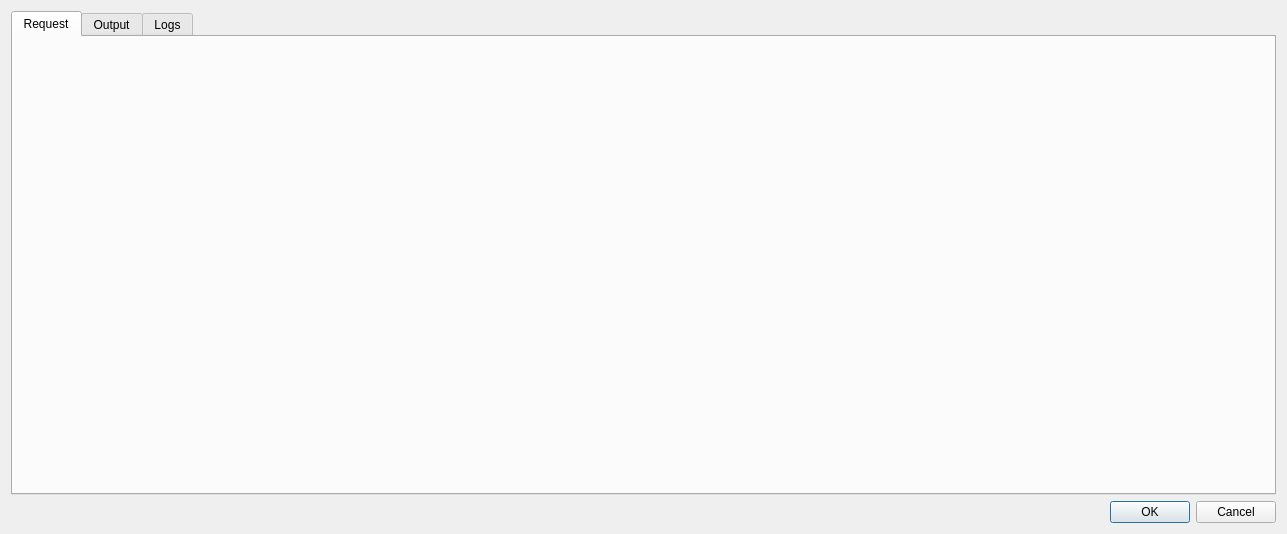
jensvogt/awsmock-qt-ui, file src/modules/lambda/LambdaLogsDialog.ui: the form before one commit.
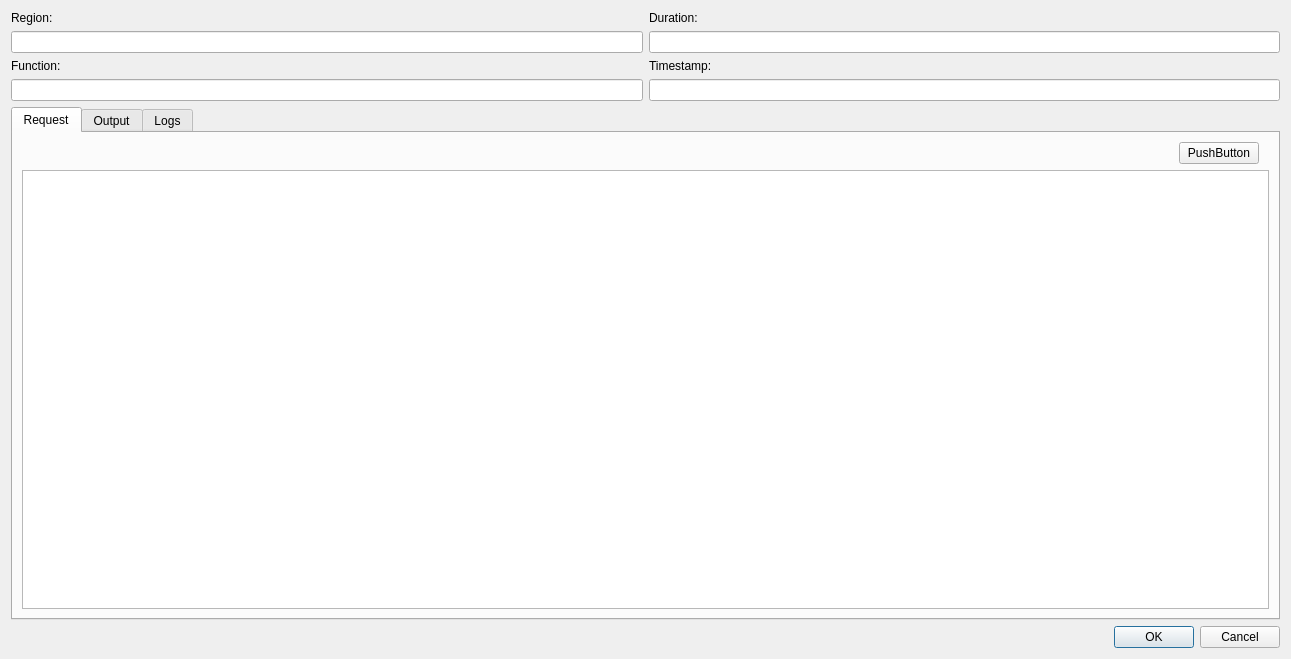
The form after the commit. The open tabs and pages were chosen to show the change.

Commit message: fix: fix SQS queue details dialog layout, SQS message dialog layout

Patch:
```diff
--- a/src/modules/lambda/LambdaLogsDialog.ui
+++ b/src/modules/lambda/LambdaLogsDialog.ui
@@ -6,14 +6,89 @@
    <rect>
     <x>0</x>
     <y>0</y>
-    <width>1287</width>
-    <height>534</height>
+    <width>1291</width>
+    <height>659</height>
    </rect>
   </property>
+  <property name="sizePolicy">
+   <sizepolicy hsizetype="Expanding" vsizetype="Expanding">
+    <horstretch>0</horstretch>
+    <verstretch>0</verstretch>
+   </sizepolicy>
+  </property>
   <property name="windowTitle">
    <string>Lambda Log Dialog</string>
   </property>
   <layout class="QVBoxLayout" name="verticalLayout">
+   <item>
+    <layout class="QGridLayout" name="gridLayout">
+     <property name="topMargin">
+      <number>0</number>
+     </property>
+     <property name="bottomMargin">
+      <number>0</number>
+     </property>
+     <item row="0" column="0">
+      <widget class="QLabel" name="regionLlabel">
+       <property name="text">
+        <string>Region:</string>
+       </property>
+      </widget>
+     </item>
+     <item row="1" column="0">
+      <widget class="QLineEdit" name="regionEdit">
+       <property name="readOnly">
+        <bool>true</bool>
+       </property>
+      </widget>
+     </item>
+     <item row="2" column="0">
+      <widget class="QLabel" name="functionLabel">
+       <property name="text">
+        <string>Function:</string>
+       </property>
+      </widget>
+     </item>
+     <item row="3" column="0">
+      <widget class="QLineEdit" name="functionEdit">
+       <property name="dragEnabled">
+        <bool>false</bool>
+       </property>
+       <property name="readOnly">
+        <bool>true</bool>
+       </property>
+      </widget>
+     </item>
+     <item row="0" column="1">
+      <widget class="QLabel" name="durationLabel">
+       <property name="text">
+        <string>Duration:</string>
+       </property>
+      </widget>
+     </item>
+     <item row="1" column="1">
+      <widget class="QLineEdit" name="durationEdit">
+       <property name="readOnly">
+        <bool>true</bool>
+       </property>
+      </widget>
+     </item>
+     <item row="2" column="1">
+      <widget class="QLabel" name="timestampLabel">
+       <property name="text">
+        <string>Timestamp:</string>
+       </property>
+      </widget>
+     </item>
+     <item row="3" column="1">
+      <widget class="QLineEdit" name="timestampEdit">
+       <property name="readOnly">
+        <bool>true</bool>
+       </property>
+      </widget>
+     </item>
+    </layout>
+   </item>
    <item>
     <widget class="QTabWidget" name="tabWidget">
      <property name="currentIndex">
@@ -22,12 +97,96 @@
      <property name="tabBarAutoHide">
       <bool>true</bool>
      </property>
-     <widget class="QWidget" name="tab">
+     <widget class="QWidget" name="requestTab">
+      <property name="sizePolicy">
+       <sizepolicy hsizetype="Expanding" vsizetype="Expanding">
+        <horstretch>0</horstretch>
+        <verstretch>0</verstretch>
+       </sizepolicy>
+      </property>
       <attribute name="title">
        <string>Request</string>
       </attribute>
+      <layout class="QVBoxLayout" name="verticalLayout_5">
+             <property name="leftMargin">
+        <number>9</number>
+       </property>
+       <property name="topMargin">
+        <number>9</number>
+       </property>
+       <property name="rightMargin">
+        <number>9</number>
+       </property>
+       <property name="bottomMargin">
+        <number>9</number>
+       </property>
+       <item>
+        <layout class="QHBoxLayout" name="horizontalLayout" stretch="0,0">
+         <property name="sizeConstraint">
+          <enum>QLayout::SizeConstraint::SetMaximumSize</enum>
+         </property>
+         <property name="leftMargin">
+          <number>5</number>
+         </property>
+         <property name="rightMargin">
+          <number>10</number>
+         </property>
+         <item>
+          <spacer name="horizontalSpacer">
+           <property name="orientation">
+            <enum>Qt::Orientation::Horizontal</enum>
+           </property>
+           <property name="sizeHint" stdset="0">
+            <size>
+             <width>40</width>
+             <height>20</height>
+            </size>
+           </property>
+          </spacer>
+         </item>
+         <item>
+          <widget class="QPushButton" name="requestPrettyButton">
+           <property name="text">
+            <string>PushButton</string>
+           </property>
+           <property name="checkable">
+            <bool>true</bool>
+           </property>
+          </widget>
+         </item>
+        </layout>
+       </item>
+       <item>
+        <widget class="QTextEdit" name="requestEdit">
+         <property name="sizePolicy">
+          <sizepolicy hsizetype="Expanding" vsizetype="Expanding">
+           <horstretch>0</horstretch>
+           <verstretch>0</verstretch>
+          </sizepolicy>
+         </property>
+         <property name="maximumSize">
+          <size>
+           <width>16777215</width>
+           <height>16777215</height>
+          </size>
+         </property>
+        </widget>
+       </item>
+      </layout>
      </widget>
-     <widget class="QWidget" name="tab_2">
+     <widget class="QWidget" name="outputTab">
+      <property name="sizePolicy">
+       <sizepolicy hsizetype="Expanding" vsizetype="Expanding">
+        <horstretch>0</horstretch>
+        <verstretch>0</verstretch>
+       </sizepolicy>
+      </property>
+      <property name="maximumSize">
+       <size>
+        <width>16777215</width>
+        <height>16777215</height>
+       </size>
+      </property>
       <attribute name="title">
        <string>Output</string>
       </attribute>
```
Left out of the diff: 42 changed lines with no effect on the pictures. The commit also changes 11 other files.
